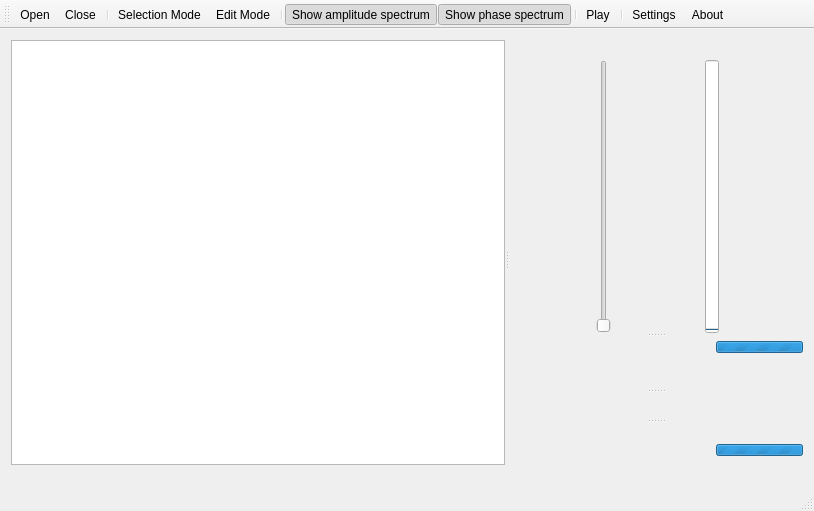
First picture: the form in src/wmainwindow.ui, repository gillesdegottex/dfasma, before the edit.
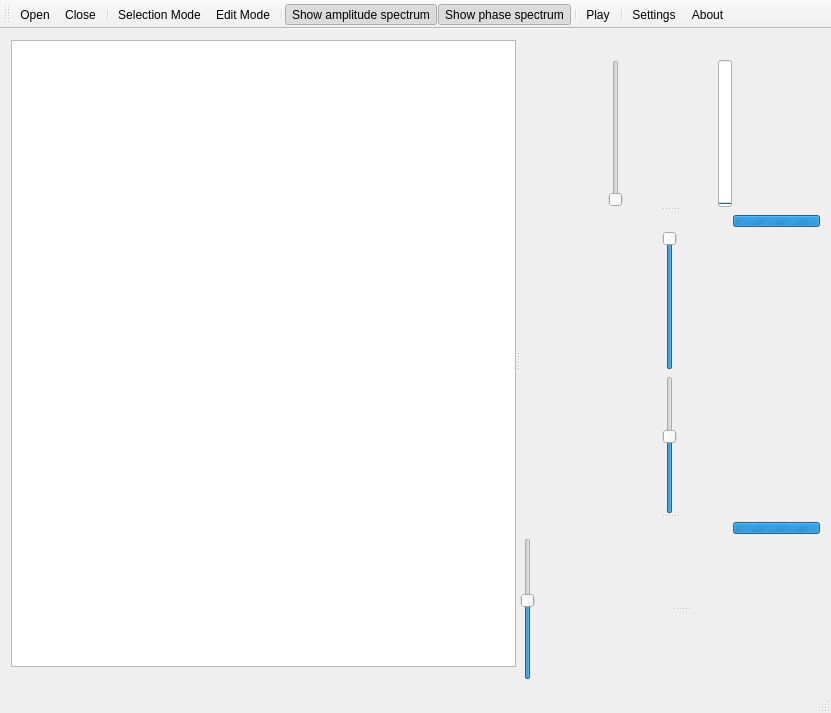
Second picture: the form after the edit. Icons and pictures are not drawn.

Commit message: Add amplitude slider for amplitude spectrum

Diff of the .ui file:
```diff
--- a/src/wmainwindow.ui
+++ b/src/wmainwindow.ui
@@ -6,8 +6,8 @@
    <rect>
     <x>0</x>
     <y>0</y>
-    <width>814</width>
-    <height>511</height>
+    <width>831</width>
+    <height>713</height>
    </rect>
   </property>
   <property name="windowTitle">
@@ -135,7 +135,7 @@
             <widget class="QSlider" name="sldWaveformAmplitude">
              <property name="maximumSize">
               <size>
-               <width>22</width>
+               <width>16</width>
                <height>16777215</height>
               </size>
              </property>
@@ -196,8 +196,172 @@
          </item>
         </layout>
        </widget>
+       <widget class="QWidget" name="wSpectrogram" native="true">
+        <layout class="QVBoxLayout" name="verticalLayout_11">
+         <property name="spacing">
+          <number>0</number>
+         </property>
+         <property name="leftMargin">
+          <number>0</number>
+         </property>
+         <property name="topMargin">
+          <number>0</number>
+         </property>
+         <property name="rightMargin">
+          <number>0</number>
+         </property>
+         <property name="bottomMargin">
+          <number>0</number>
+         </property>
+         <item>
+          <layout class="QHBoxLayout" name="horizontalLayout_5">
+           <item>
+            <widget class="QLabel" name="lblSpectrogramSelectionTxt">
+             <property name="sizePolicy">
+              <sizepolicy hsizetype="Preferred" vsizetype="Minimum">
+               <horstretch>0</horstretch>
+               <verstretch>0</verstretch>
+              </sizepolicy>
+             </property>
+             <property name="font">
+              <font>
+               <family>Monospace</family>
+               <pointsize>8</pointsize>
+               <weight>50</weight>
+               <italic>false</italic>
+               <bold>false</bold>
+              </font>
+             </property>
+             <property name="text">
+              <string>&lt;selection&gt;</string>
+             </property>
+            </widget>
+           </item>
+           <item>
+            <spacer name="horizontalSpacer_4">
+             <property name="orientation">
+              <enum>Qt::Horizontal</enum>
+             </property>
+             <property name="sizeHint" stdset="0">
+              <size>
+               <width>40</width>
+               <height>20</height>
+              </size>
+             </property>
+            </spacer>
+           </item>
+           <item>
+            <widget class="QLabel" name="lblSpectrogramInfoTxt">
+             <property name="font">
+              <font>
+               <pointsize>8</pointsize>
+              </font>
+             </property>
+             <property name="text">
+              <string>&lt;info text&gt;</string>
+             </property>
+            </widget>
+           </item>
+           <item>
+            <widget class="QProgressBar" name="pgbSpectrogramFFTResize">
+             <property name="sizePolicy">
+              <sizepolicy hsizetype="Minimum" vsizetype="Ignored">
+               <horstretch>0</horstretch>
+               <verstretch>0</verstretch>
+              </sizepolicy>
+             </property>
+             <property name="maximumSize">
+              <size>
+               <width>16777215</width>
+               <height>12</height>
+              </size>
+             </property>
+             <property name="font">
+              <font>
+               <pointsize>8</pointsize>
+              </font>
+             </property>
+             <property name="maximum">
+              <number>0</number>
+             </property>
+             <property name="value">
+              <number>-1</number>
+             </property>
+            </widget>
+           </item>
+          </layout>
+         </item>
+         <item>
+          <layout class="QHBoxLayout" name="horizontalLayout_6">
+           <item>
+            <layout class="QVBoxLayout" name="lSpectrogramToolBar"/>
+           </item>
+           <item>
+            <layout class="QVBoxLayout" name="verticalLayout_9">
+             <item>
+              <widget class="QSlider" name="sldSpectrogramAmplitudeMax">
+               <property name="maximumSize">
+                <size>
+                 <width>16</width>
+                 <height>16777215</height>
+                </size>
+               </property>
+               <property name="minimum">
+                <number>-500</number>
+               </property>
+               <property name="maximum">
+                <number>10</number>
+               </property>
+               <property name="value">
+                <number>10</number>
+               </property>
+               <property name="tickPosition">
+                <enum>QSlider::NoTicks</enum>
+               </property>
+               <property name="tickInterval">
+                <number>10</number>
+               </property>
+              </widget>
+             </item>
+             <item>
+              <widget class="QSlider" name="sldSpectrogramAmplitudeMin">
+               <property name="maximumSize">
+                <size>
+                 <width>16</width>
+                 <height>16777215</height>
+                </size>
+               </property>
+               <property name="minimum">
+                <number>-500</number>
+               </property>
+               <property name="maximum">
+                <number>0</number>
+               </property>
+               <property name="value">
+                <number>-215</number>
+               </property>
+               <property name="tickPosition">
+                <enum>QSlider::NoTicks</enum>
+               </property>
+               <property name="tickInterval">
+                <number>10</number>
+               </property>
+              </widget>
+             </item>
+            </layout>
+           </item>
+           <item>
+            <layout class="QHBoxLayout" name="lSpectrogramGraphicsView"/>
+           </item>
+          </layout>
+         </item>
+        </layout>
+       </widget>
        <widget class="QWidget" name="wSpectra" native="true">
-        <layout class="QVBoxLayout" name="verticalLayout_3">
+        <layout class="QVBoxLayout" name="verticalLayout_8">
+         <property name="spacing">
+          <number>0</number>
+         </property>
          <property name="leftMargin">
           <number>0</number>
          </property>
@@ -326,6 +490,35 @@
            <item>
             <layout class="QVBoxLayout" name="lSpectraToolBar"/>
            </item>
+           <item>
+            <layout class="QVBoxLayout" name="verticalLayout_3">
+             <item>
+              <widget class="QSlider" name="sldSpectrumAmplitudeMin">
+               <property name="maximumSize">
+                <size>
+                 <width>16</width>
+                 <height>16777215</height>
+                </size>
+               </property>
+               <property name="minimum">
+                <number>-500</number>
+               </property>
+               <property name="maximum">
+                <number>0</number>
+               </property>
+               <property name="value">
+                <number>-215</number>
+               </property>
+               <property name="tickPosition">
+                <enum>QSlider::NoTicks</enum>
+               </property>
+               <property name="tickInterval">
+                <number>10</number>
+               </property>
+              </widget>
+             </item>
+            </layout>
+           </item>
            <item>
             <widget class="QSplitter" name="splitterSpectra">
              <property name="orientation">
@@ -389,113 +582,6 @@
          </item>
         </layout>
        </widget>
-       <widget class="QWidget" name="wSpectrogram" native="true">
-        <layout class="QVBoxLayout" name="vLayout">
-         <property name="spacing">
-          <number>0</number>
-         </property>
-         <property name="leftMargin">
-          <number>0</number>
-         </property>
-         <property name="topMargin">
-          <number>0</number>
-         </property>
-         <property name="rightMargin">
-          <number>0</number>
-         </property>
-         <property name="bottomMargin">
-          <number>0</number>
-         </property>
-         <item>
-          <layout class="QHBoxLayout" name="horizontalLayout_5">
-           <item>
-            <widget class="QLabel" name="lblSpectrogramSelectionTxt">
-             <property name="sizePolicy">
-              <sizepolicy hsizetype="Preferred" vsizetype="Minimum">
-               <horstretch>0</horstretch>
-               <verstretch>0</verstretch>
-              </sizepolicy>
-             </property>
-             <property name="font">
-              <font>
-               <family>Monospace</family>
-               <pointsize>8</pointsize>
-               <weight>50</weight>
-               <italic>false</italic>
-               <bold>false</bold>
-              </font>
-             </property>
-             <property name="text">
-              <string>&lt;selection&gt;</string>
-             </property>
-            </widget>
-           </item>
-           <item>
-            <spacer name="horizontalSpacer_4">
-             <property name="orientation">
-              <enum>Qt::Horizontal</enum>
-             </property>
-             <property name="sizeHint" stdset="0">
-              <size>
-               <width>40</width>
-               <height>20</height>
-              </size>
-             </property>
-            </spacer>
-           </item>
-           <item>
-            <widget class="QLabel" name="lblSpectrogramInfoTxt">
-             <property name="font">
-              <font>
-               <pointsize>8</pointsize>
-              </font>
-             </property>
-             <property name="text">
-              <string>&lt;info text&gt;</string>
-             </property>
-            </widget>
-           </item>
-           <item>
-            <widget class="QProgressBar" name="pgbSpectrogramFFTResize">
-             <property name="sizePolicy">
-              <sizepolicy hsizetype="Minimum" vsizetype="Ignored">
-               <horstretch>0</horstretch>
-               <verstretch>0</verstretch>
-              </sizepolicy>
-             </property>
-             <property name="maximumSize">
-              <size>
-               <width>16777215</width>
-               <height>12</height>
-              </size>
-             </property>
-             <property name="font">
-              <font>
-               <pointsize>8</pointsize>
-              </font>
-             </property>
-             <property name="maximum">
-              <number>0</number>
-             </property>
-             <property name="value">
-              <number>-1</number>
-             </property>
-            </widget>
-           </item>
-          </layout>
-         </item>
-         <item>
-          <layout class="QHBoxLayout" name="lSpectrogramH">
-           <item>
-            <layout class="QVBoxLayout" name="lSpectrogramToolBar"/>
-           </item>
-           <item>
-            <layout class="QHBoxLayout" name="lSpectrogramGraphicsView"/>
-           </item>
-          </layout>
-         </item>
-        </layout>
-       </widget>
       </widget>
      </widget>
     </item>
```
Left out of the diff: 2 changed lines with no effect on the pictures. The commit also changes 7 other files.
